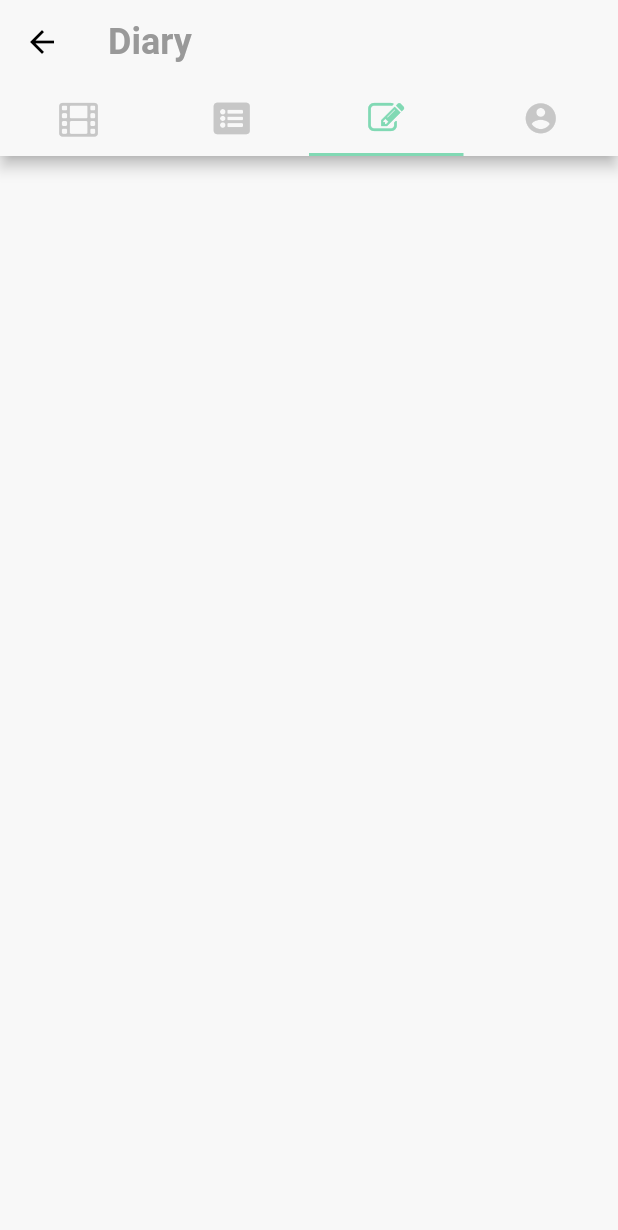
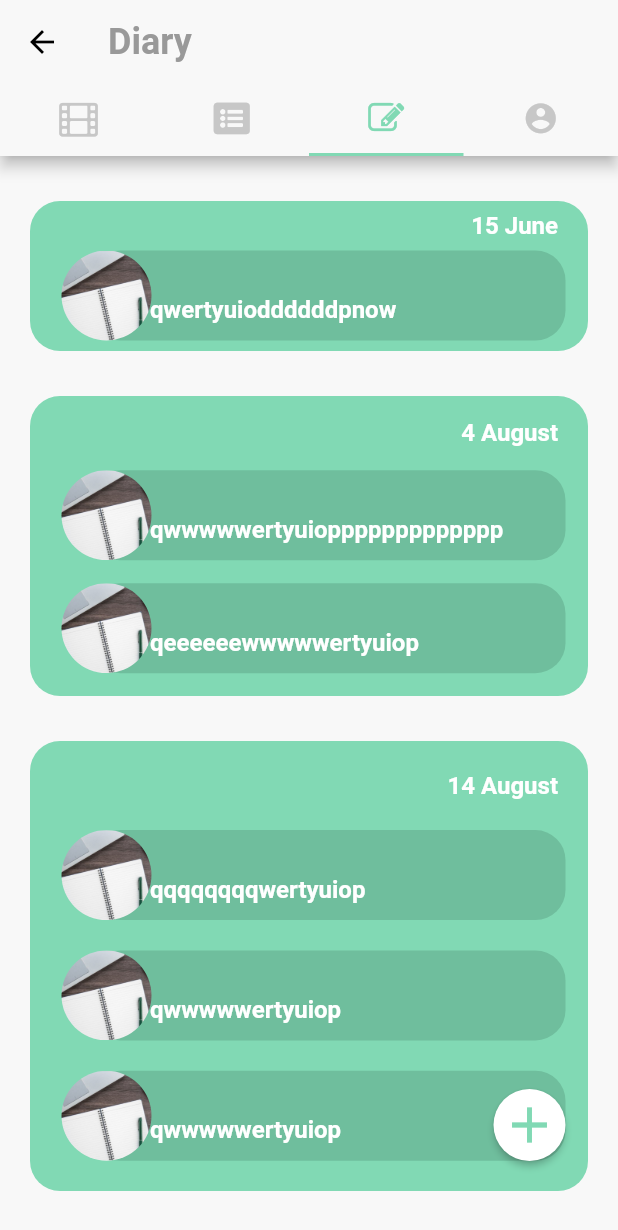
Before and after one commit to Daria-Koshkina/PoPsy, a Flutter app: the HomePage screen opened directly, tab 3 chosen, on a phone screen of 412 x 824 dp. Shown: the top 1230 px of the screen. Run offline on Flutter 3.47's test engine with Material 2 defaults, Android fonts, the light colour scheme and no system bars; our stand-ins replace share; missing offline and left inert: grouped_buttons; network calls fail; statements that could not run were skipped.

Commit message:
Diary
Added DiaryPage

```diff
--- a/Mobile/po_psy/lib/constants/UIConstants/ColorPallet.dart
+++ b/Mobile/po_psy/lib/constants/UIConstants/ColorPallet.dart
@@ -9,6 +9,7 @@ class ColorPallet {
   static final MaterialColor subsidiaryTextColor = _createMaterialColor(Color(0xFF878787));
   static final MaterialColor lightGreyColor = _createMaterialColor(Color(0xFFE9E9E9));
   static final MaterialColor lightBlueColor = _createMaterialColor(Color(0xFF00D1FF));
+  static final MaterialColor darkGreenColor = _createMaterialColor(Color(0xFF6FBE9D));
 
 // blocks colors
   static final MaterialColor blueBlockColor = _createMaterialColor(Color(0xFF769CFF));
--- a/Mobile/po_psy/lib/main.dart
+++ b/Mobile/po_psy/lib/main.dart
@@ -11,9 +11,6 @@ import 'models/Record.dart';
 void main() {
   runApp(MyApp());
 }
-var now = DateTime.now();
-var sixtyDaysFromNow = now.add(const Duration(days: 60));
-Record record = Record(sixtyDaysFromNow, "qwertyuiop");
 class MyApp extends StatelessWidget {
   // This widget is the root of your application.
   @override
@@ -23,7 +20,8 @@ class MyApp extends StatelessWidget {
       theme: ThemeData(
         primarySwatch: ColorPallet.mainColor,
       ),
-      home: EditorPage(record: record),
+      //home: EditorPage(record: record),
+      home: BootPage(),
     );
   }
 }
--- a/Mobile/po_psy/lib/models/Record.dart
+++ b/Mobile/po_psy/lib/models/Record.dart
@@ -3,5 +3,11 @@ class Record {
   final String type;
   //final File content;
 
+
   Record(this.Date, this.type,/* this.content, */);
+@override
+  bool isSameDate(Record other) {
+    return this.Date.year == other.Date.year && this.Date.month == other.Date.month
+      && this.Date.day == other.Date.day;
+  }
 }
--- /dev/null
+++ b/Mobile/po_psy/lib/pages/homeScreen/diary/dayWidget.dart
@@ -0,0 +1,60 @@
+import 'package:flutter/cupertino.dart';
+import 'package:flutter/material.dart';
+import 'package:po_psy/assets/my_icons_icons.dart';
+import 'package:po_psy/constants/UIConstants/ColorPallet.dart';
+import 'package:po_psy/constants/UIConstants/TextStyles.dart';
+import 'package:po_psy/models/Record.dart';
+import 'package:share/share.dart';
+
+import 'editor.dart';
+
+class DayWidget extends StatelessWidget {
+  final Record record;
+
+  DayWidget({this.record});
+
+  @override
+  Widget build(BuildContext context) {
+    return new Stack(
+        children: [
+          Container(
+            height: 60,
+            margin: EdgeInsets.only(right: 15, left: 40),
+            decoration: new BoxDecoration(
+              color: ColorPallet.darkGreenColor,
+              borderRadius:
+              BorderRadius.only(bottomLeft: Radius.circular(20.0),
+                  bottomRight: Radius.circular(20.0),
+                  topRight: Radius.circular(20.0,),
+                  topLeft: Radius.circular(20.0)),
+            ),
+          ),
+          Container(
+            alignment: Alignment.centerLeft,
+              margin: EdgeInsets.only(top: 30, left: 80),
+             child: InkWell(
+              child: Text(
+                record.type.length < 35 ? record.type : record.type.substring(0, 35) + "...",
+                textAlign: TextAlign.center,
+                style: TextStyles.lightHeader2TextStyle,
+              ),
+            onTap: (){
+              Navigator.of(context).push(
+                  MaterialPageRoute(builder: (context) => EditorPage(record: record)));
+            }
+    )
+          ),
+         Container(
+             height: 60.0,
+             margin: EdgeInsets.only(right: 270),
+             decoration: BoxDecoration(
+               shape: BoxShape.circle,
+               image: DecorationImage(
+                   fit: BoxFit.fitHeight,
+                   image: AssetImage("assets/image/defolt_diary.jpg")),
+             )
+         )
+        ]
+    );
+  }
+}
--- a/Mobile/po_psy/lib/pages/homeScreen/diary/diary.dart
+++ b/Mobile/po_psy/lib/pages/homeScreen/diary/diary.dart
@@ -4,10 +4,14 @@ import 'package:flutter/material.dart';
 import 'package:po_psy/api/api.dart';
 import 'package:po_psy/constants/UIConstants/ColorPallet.dart';
 import 'package:po_psy/constants/UIConstants/TextStyles.dart';
+import 'package:po_psy/models/Record.dart';
+import 'package:po_psy/pages/homeScreen/diary/dayWidget.dart';
 import 'package:po_psy/widgets/LogoElement.dart';
-import 'package:po_psy/pages/authorization/registration/registration.dart';
-import 'package:po_psy/models/User.dart';
+import 'package:po_psy/pages/homeScreen/diary/monthWidget.dart';
 import 'dart:async';
+import 'package:intl/intl.dart';
+
+import 'editor.dart';
 
 
 class DiaryPage extends StatefulWidget {
@@ -17,26 +21,16 @@ class DiaryPage extends StatefulWidget {
     return new _DiaryPageState();
   }
 }
+List<String> months = ['January', 'February', 'March', 'April', 'May', 'June',
+  'July', 'August', 'September', 'October', 'November', 'December'];
+var now = DateTime.now();
+var sixtyDaysFromNow = now.add(const Duration(days: 60));
+var fiftyDaysFromNow = now.add(const Duration(days: 50));
+List<Record> records = [Record(sixtyDaysFromNow, "qqqqqqqqwertyuiop"), Record(now, "qwertyuioddddddpnow"),
+  Record(sixtyDaysFromNow, "qwwwwwertyuiop"), Record(sixtyDaysFromNow, "qwwwwwertyuiop"),
+  Record(fiftyDaysFromNow, "qwwwwwertyuioppppppppppppp"), Record(fiftyDaysFromNow, "qeeeeeewwwwwertyuiop")];
 
 class _DiaryPageState extends State<DiaryPage> {
- DateTime x = DateTime.now();
-  String _text = "";
-  String _audio = "";
- List<String> months = ['January', 'February', 'March', 'April', 'May', 'June',
-    'July', 'August', 'September', 'October', 'November', 'December'];
- List<String> week = ['Monday', 'Tuesday', 'Wednesday', 'Thursday', 'Friday',
-    'Saturday', 'Sunday'];
- List<String> _current = ['14', '16', '18', '20', '22', '24'];
- String _currentSelectedValue = '14';
-  final textControler = TextEditingController();
-  @override
-  void initState() {
-    textControler.addListener(_saveText);
-    super.initState();
-  }
-  _saveText(){
-    _text = textControler.text;
-  }
 
   @override
   Widget build(BuildContext context) {
@@ -44,12 +38,83 @@ class _DiaryPageState extends State<DiaryPage> {
       backgroundColor: ColorPallet.backgroundColor,
       body: Container(
         child: Center(
-          child: new ListView(
-            children: <Widget>[
-              ]
+        child: new Stack(
+        children: <Widget>[
+          ListView(
+        children: <Widget>[
+            _sort(),
+          for(var i = 0; i< records.length; i += _number(records, i))
+            _oneDay(records, i, _number(records, i)),
+          ]
+          ),
+          Container(
+            alignment: Alignment.bottomRight,
+              margin: EdgeInsets.only(right: 15, bottom: 50),
+              child: MaterialButton(
+                onPressed: () {
+                  Navigator.of(context).push(
+                      MaterialPageRoute(builder: (context) => EditorPage()));
+                },
+                color: Colors.white,
+                textColor: ColorPallet.mainColor,
+                child: Icon(
+                  Icons.add,
+                  size: 40,
+                ),
+                padding: EdgeInsets.all(4),
+                shape: CircleBorder(),
+              )
           )
+          ]
+        )
         )
       )
     );
   }
+  Widget _sort() {
+    records.sort((a,b) => a.Date.compareTo(b.Date));
+    return Container();
+  }
+
+  int _number(List<Record> recs, int i){
+    int n = 0;
+    int j = i;
+    for(int j = i; j < records.length; j++){
+      if(recs[j].isSameDate(recs[i]))
+        n++;
+      else
+        return n;
+    }
+
+    return n;
+  }
+  Widget _oneDay(List<Record> recs, int i, int n){
+    return Container(
+        height: n * 100.0,
+        margin: EdgeInsets.only(top: 30, right: 20, left: 20),
+        decoration: new BoxDecoration(
+          color: ColorPallet.mainColor,
+          borderRadius: BorderRadius.only(
+              bottomLeft: Radius.circular(20.0),
+              bottomRight: Radius.circular(20.0),
+              topRight: Radius.circular(20.0,),
+              topLeft: Radius.circular(20.0)),
+        ),
+        child: Column(
+                mainAxisAlignment: MainAxisAlignment.spaceEvenly,
+                children: <Widget>[
+                  Container(
+                    alignment: Alignment.topRight,
+                      margin: EdgeInsets.only(right: 20),
+                      child: Text(
+                   "${recs[i].Date.day} ${months[recs[i].Date.month]}",
+                    style: TextStyles.lightHeader2TextStyle,
+                      )
+                  ),
+                  for(int k = 0; k < n; k++)
+                    DayWidget(record: recs[i + k])
+                ]
+            )
+    );
+  }
 }
```
Also changed, not shown: Mobile/po_psy/lib/pages/homeScreen/diary/monthWidget.dart (added, +69 -0 lines).
